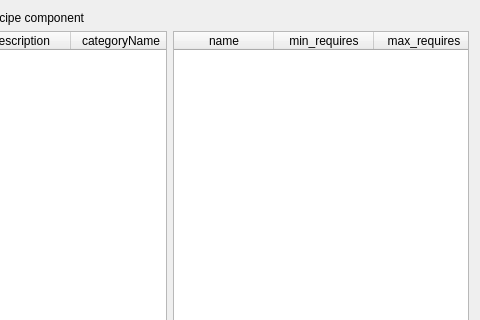
This is client/forms/recipe_component.ui in Wolframe/configurator as Qt 5 draws it before an edit; both pictures show x 141 to 621 and y 0 to 320 of the 621 by 411 pixel window. The edited form follows.
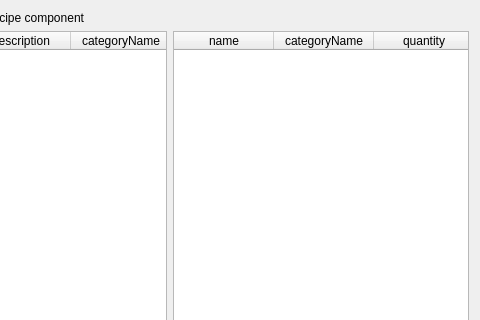
This is the edited form. Icons and pictures are not drawn.

The edit to the form file:
```diff
--- a/client/forms/recipe_component.ui
+++ b/client/forms/recipe_component.ui
@@ -197,12 +197,12 @@
        </column>
        <column>
         <property name="text">
-         <string>min_requires</string>
+         <string>categoryName</string>
         </property>
        </column>
        <column>
         <property name="text">
-         <string>max_requires</string>
+         <string>quantity</string>
         </property>
        </column>
       </widget>
```
